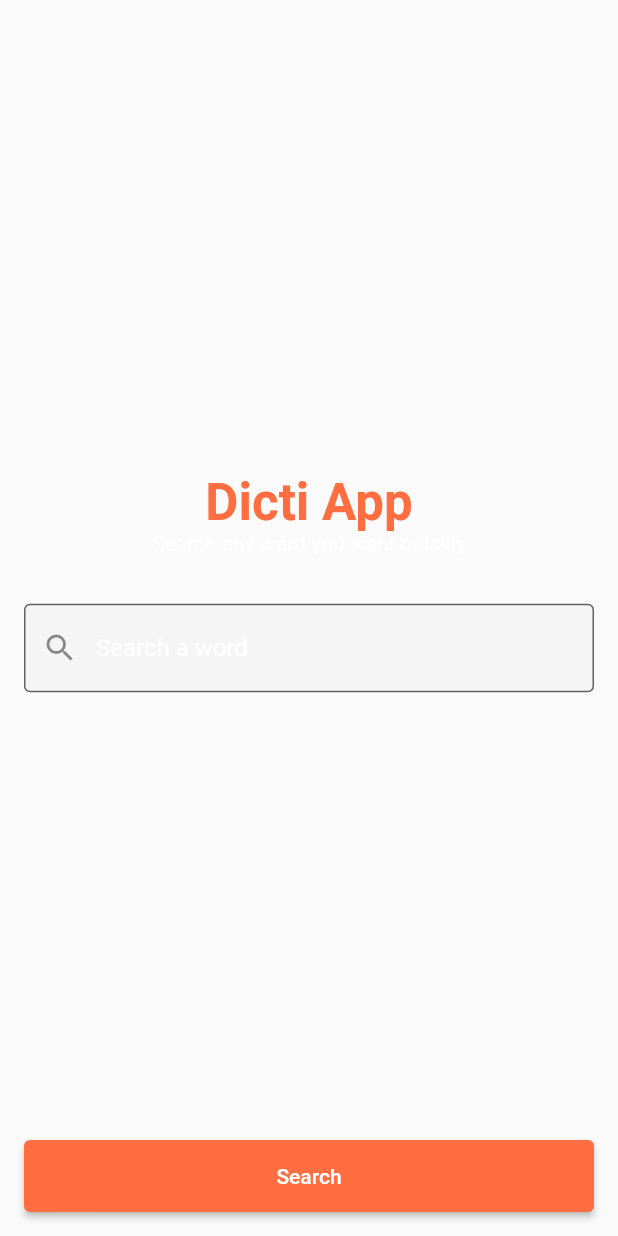
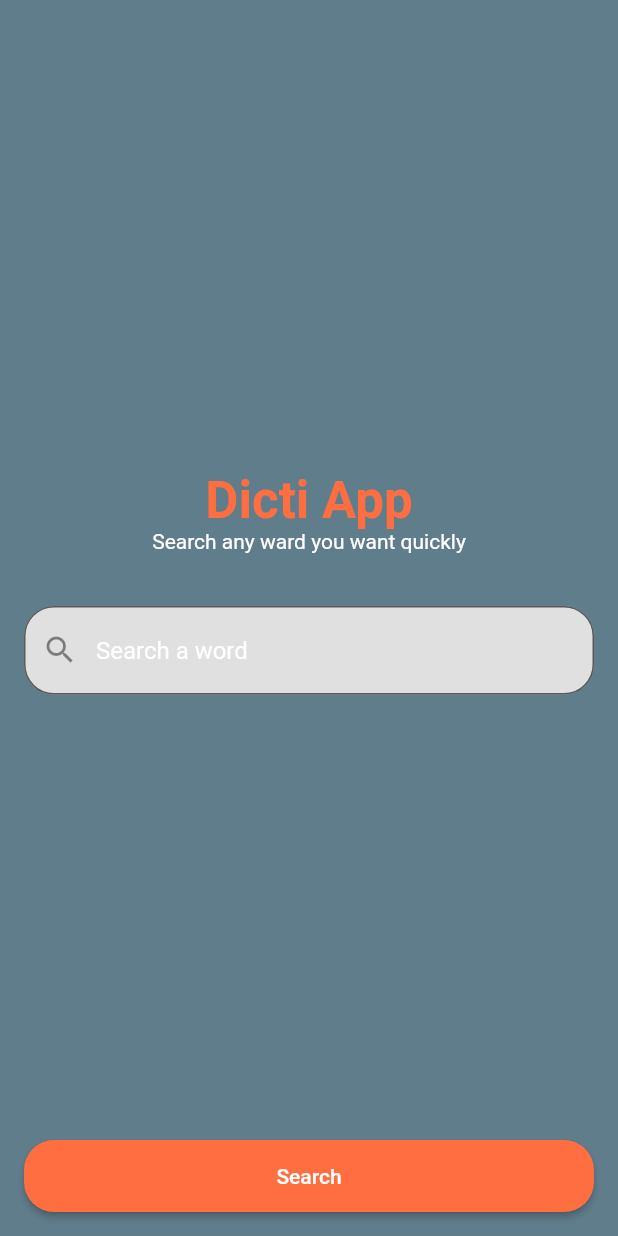
Before and after one commit to AliAlsaeed17/dicti, a Flutter app: the screen it shows after launch, on a phone screen of 412 x 824 dp. Run offline on Flutter 3.47's test engine with Material 2 defaults, Android fonts, the phone set to English and light mode, and no system bars; our stand-ins replace flutter_bloc.

Commit message:
Refactor and update UI

```diff
--- a/lib/screens/home/home_screen.dart
+++ b/lib/screens/home/home_screen.dart
@@ -20,7 +20,7 @@ class HomeScreen extends StatelessWidget {
       },
       bloc: cubit,
       child: Scaffold(
-        backgroundColor: Colors.blueAccent[900],
+        backgroundColor: Colors.blueGrey,
         body: cubit.state is WordSearchingState
             ? getLoadingWidget()
             : cubit.state is Errorstate
@@ -54,16 +54,16 @@ class HomeScreen extends StatelessWidget {
               fontSize: 14,
             ),
           ),
-          SizedBox(height: 32),
+          SizedBox(height: 35),
           TextField(
             controller: cubit.queryController,
             decoration: InputDecoration(
               hintText: "Search a word",
               border: OutlineInputBorder(
-                borderRadius: BorderRadius.circular(4),
+                borderRadius: BorderRadius.circular(20),
                 borderSide: BorderSide(color: Colors.transparent),
               ),
-              fillColor: Colors.grey[100],
+              fillColor: Colors.grey.shade300,
               filled: true,
               prefixIcon: Icon(Icons.search),
               hintStyle: TextStyle(color: Colors.white),
@@ -72,14 +72,19 @@ class HomeScreen extends StatelessWidget {
           Spacer(),
           Container(
             width: double.infinity,
+            decoration: BoxDecoration(
+              borderRadius: BorderRadius.circular(20),
+            ),
             child: ElevatedButton(
               onPressed: () {
                 cubit.getWordSearched();
               },
               style: ElevatedButton.styleFrom(
-                primary: Colors.deepOrangeAccent,
-                padding: EdgeInsets.all(16),
-              ),
+                  primary: Colors.deepOrangeAccent,
+                  padding: EdgeInsets.all(16),
+                  shape: RoundedRectangleBorder(
+                    borderRadius: BorderRadius.circular(20),
+                  )),
               child: Text("Search"),
             ),
           ),
@@ -89,7 +94,10 @@ class HomeScreen extends StatelessWidget {
   }
 
   getLoadingWidget() {
-    return Center(child: CircularProgressIndicator());
+    return Center(
+        child: CircularProgressIndicator(
+      color: Colors.deepOrangeAccent,
+    ));
   }
 
   getErrorWidget(message) {
```
